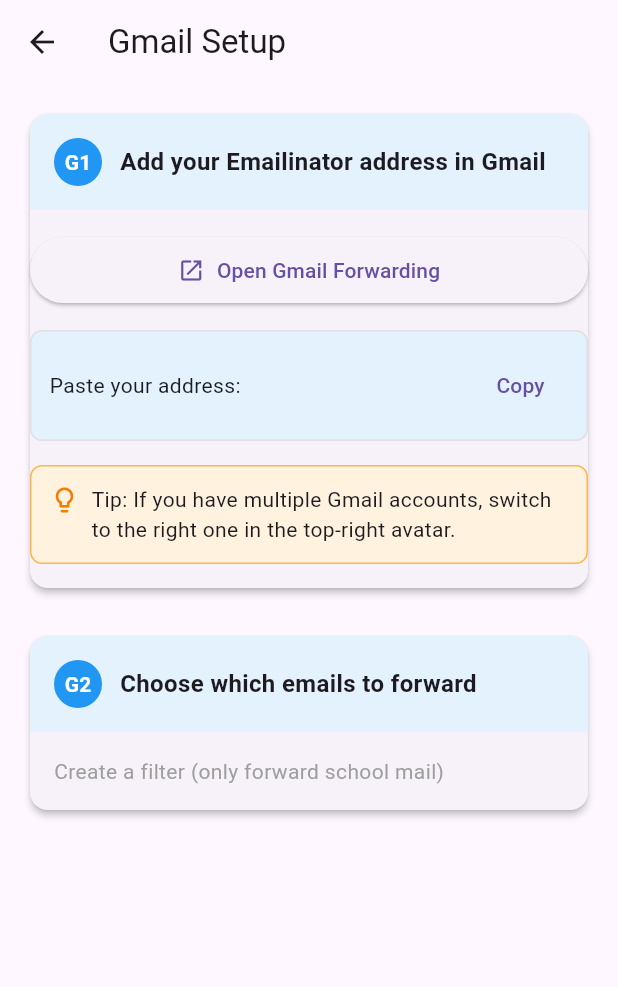
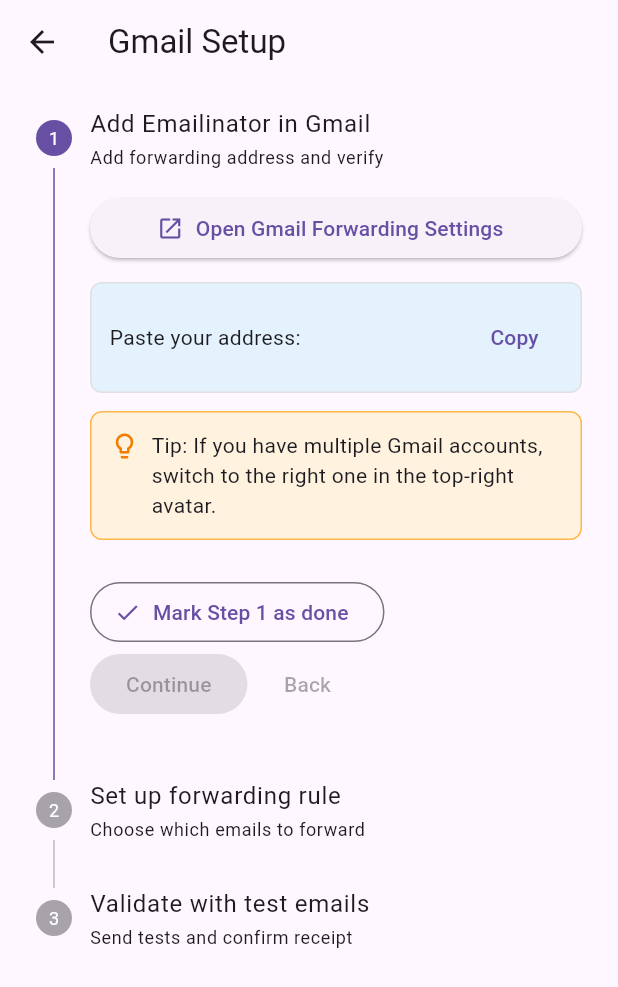
Before and after one commit to gapth/emailinator, a Flutter app: the SetupScreen screen opened by its route, on a phone screen of 412 x 824 dp. Shown: the top 987 px of the screen. Run offline on Flutter 3.47's test engine with Material 3 defaults, Android fonts, the phone set to English and light mode, and no system bars; our stand-ins replace flutter_slidable, shared_preferences, supabase_flutter; accounts and stored records are empty.

Commit message:
Full-width static setup page for desktop viewing. Gmail forwarding setup needs to be done on desktop. Make a setup page that's more desktop-like.

```diff
--- a/emailinator_flutter/lib/screens/setup_screen.dart
+++ b/emailinator_flutter/lib/screens/setup_screen.dart
@@ -19,6 +19,9 @@ class _SetupScreenState extends State<SetupScreen> {
   bool _isLoading = true;
   String? _verificationLink;
   int? _verificationId;
+  // Stepper state for provider-specific flows
+  int _currentStep = 0;
+  bool _gmailStep1Completed = false;
 
   @override
   void initState() {
@@ -307,39 +310,74 @@ class _SetupScreenState extends State<SetupScreen> {
             // Clear saved provider to go back to picker
             final prefs = await SharedPreferences.getInstance();
             await prefs.remove('selected_email_provider');
-            setState(() => _selectedProvider = null);
+            setState(() {
+              _selectedProvider = null;
+              _currentStep = 0;
+              _gmailStep1Completed = false;
+            });
           },
         ),
       ),
-      body: ListView(
-        padding: const EdgeInsets.all(16.0),
-        children: [
-          // Step G1
-          _buildGmailStep(
-            stepNumber: 'G1',
-            title: 'Add your Emailinator address in Gmail',
-            isCompleted: false, // TODO: Track completion state
-            child: Column(
+      body: Stepper(
+        currentStep: _currentStep,
+        onStepTapped: (index) {
+          setState(() => _currentStep = index);
+        },
+        controlsBuilder: (context, details) {
+          final bool canContinue;
+          final String continueLabel;
+          if (_currentStep == 0) {
+            canContinue = _gmailStep1Completed;
+            continueLabel = 'Continue';
+          } else {
+            // Placeholders for now
+            canContinue = false;
+            continueLabel = 'Continue';
+          }
+
+          return Row(
+            children: [
+              ElevatedButton(
+                onPressed: canContinue
+                    ? () {
+                        if (_currentStep < 2) {
+                          setState(() => _currentStep += 1);
+                        }
+                      }
+                    : null,
+                child: Text(continueLabel),
+              ),
+              const SizedBox(width: 8),
+              TextButton(
+                onPressed: _currentStep > 0
+                    ? () {
+                        setState(() => _currentStep -= 1);
+                      }
+                    : null,
+                child: const Text('Back'),
+              ),
+            ],
+          );
+        },
+        steps: [
+          Step(
+            title: const Text('Add Emailinator in Gmail'),
+            subtitle: const Text('Add forwarding address and verify'),
+            isActive: _currentStep >= 0,
+            state:
+                _gmailStep1Completed ? StepState.complete : StepState.indexed,
+            content: Column(
               crossAxisAlignment: CrossAxisAlignment.start,
               children: [
-                const SizedBox(height: 16),
-
-                // Open Gmail button
                 SizedBox(
                   width: double.infinity,
                   child: ElevatedButton.icon(
                     onPressed: _openGmailForwarding,
                     icon: const Icon(Icons.open_in_new),
-                    label: const Text('Open Gmail Forwarding'),
-                    style: ElevatedButton.styleFrom(
-                      padding: const EdgeInsets.symmetric(vertical: 12),
-                    ),
+                    label: const Text('Open Gmail Forwarding Settings'),
                   ),
                 ),
-
-                const SizedBox(height: 16),
-
-                // Address to paste
+                const SizedBox(height: 12),
                 Container(
                   padding: const EdgeInsets.all(12),
                   decoration: BoxDecoration(
@@ -366,10 +404,7 @@ class _SetupScreenState extends State<SetupScreen> {
                     ],
                   ),
                 ),
-
-                const SizedBox(height: 16),
-
-                // Tip
+                const SizedBox(height: 12),
                 Container(
                   padding: const EdgeInsets.all(12),
                   decoration: BoxDecoration(
@@ -392,11 +427,8 @@ class _SetupScreenState extends State<SetupScreen> {
                     ],
                   ),
                 ),
-
-                const SizedBox(height: 16),
-
-                // Verification section
-                if (_verificationLink != null) ...[
+                const SizedBox(height: 12),
+                if (_verificationLink != null)
                   Container(
                     padding: const EdgeInsets.all(12),
                     decoration: BoxDecoration(
@@ -433,87 +465,45 @@ class _SetupScreenState extends State<SetupScreen> {
                       ],
                     ),
                   ),
-                ],
+                const SizedBox(height: 12),
+                Align(
+                  alignment: Alignment.centerLeft,
+                  child: OutlinedButton.icon(
+                    onPressed: () {
+                      setState(() {
+                        _gmailStep1Completed = true;
+                      });
+                      ScaffoldMessenger.of(context).showSnackBar(
+                        const SnackBar(content: Text('Step 1 marked as done')),
+                      );
+                    },
+                    icon: const Icon(Icons.check),
+                    label: const Text('Mark Step 1 as done'),
+                  ),
+                ),
               ],
             ),
           ),
-
-          const SizedBox(height: 24),
-
-          // Step G2 (minimal for now)
-          _buildGmailStep(
-            stepNumber: 'G2',
-            title: 'Choose which emails to forward',
-            isCompleted: false, // TODO: Track completion state
-            child: const Padding(
-              padding: EdgeInsets.all(16.0),
-              child: Text(
-                'Create a filter (only forward school mail)',
-                style: TextStyle(color: Colors.grey),
-              ),
+          Step(
+            title: const Text('Set up forwarding rule'),
+            subtitle: const Text('Choose which emails to forward'),
+            isActive: _currentStep >= 1,
+            state: StepState.indexed,
+            content: const Text(
+              'Placeholder: Create a Gmail filter to forward only school emails. (Coming soon)',
+              style: TextStyle(color: Colors.grey),
             ),
           ),
-        ],
-      ),
-    );
-  }
-
-  Widget _buildGmailStep({
-    required String stepNumber,
-    required String title,
-    required bool isCompleted,
-    required Widget child,
-  }) {
-    return Card(
-      elevation: 2,
-      child: Column(
-        crossAxisAlignment: CrossAxisAlignment.start,
-        children: [
-          Container(
-            width: double.infinity,
-            padding: const EdgeInsets.all(16),
-            decoration: BoxDecoration(
-              color: isCompleted ? Colors.green.shade100 : Colors.blue.shade50,
-              borderRadius: const BorderRadius.only(
-                topLeft: Radius.circular(12),
-                topRight: Radius.circular(12),
-              ),
-            ),
-            child: Row(
-              children: [
-                Container(
-                  width: 32,
-                  height: 32,
-                  decoration: BoxDecoration(
-                    color: isCompleted ? Colors.green : Colors.blue,
-                    borderRadius: BorderRadius.circular(16),
-                  ),
-                  child: Center(
-                    child: Text(
-                      stepNumber,
-                      style: const TextStyle(
-                        color: Colors.white,
-                        fontWeight: FontWeight.bold,
-                      ),
-                    ),
-                  ),
-                ),
-                const SizedBox(width: 12),
-                Expanded(
-                  child: Text(
-                    title,
-                    style: const TextStyle(
-                      fontSize: 16,
-                      fontWeight: FontWeight.bold,
-                    ),
-                  ),
-                ),
-                if (isCompleted)
-                  const Icon(Icons.check_circle, color: Colors.green),
-              ],
+          Step(
+            title: const Text('Validate with test emails'),
+            subtitle: const Text('Send tests and confirm receipt'),
+            isActive: _currentStep >= 2,
+            state: StepState.indexed,
+            content: const Text(
+              'Placeholder: Send a couple of test messages to ensure forwarding works. (Coming soon)',
+              style: TextStyle(color: Colors.grey),
             ),
           ),
-          child,
         ],
       ),
     );
```
Also changed, not shown: 2 other files.
